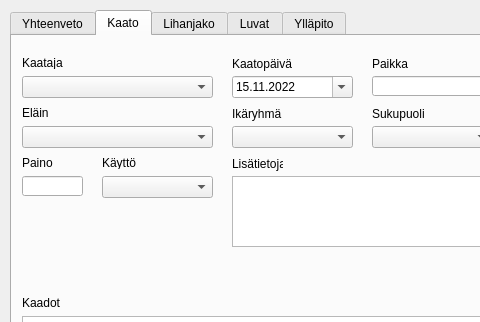
First picture: the form in multiPageMainWindow.ui, repository JoonasPitk/hirviporukka, before the edit; both pictures show x 0 to 480 and y 0 to 322 of the 726 by 600 pixel window.
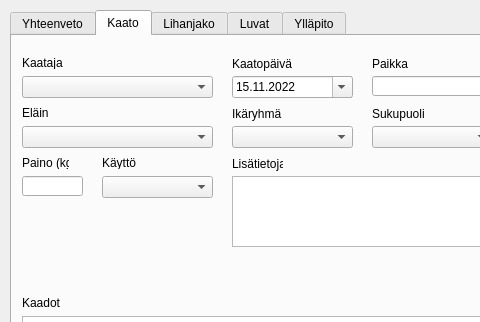
Second picture: the form after the edit. The open tabs and pages were chosen to show the change.

Patch:
```diff
--- a/multiPageMainWindow.ui
+++ b/multiPageMainWindow.ui
@@ -271,7 +271,7 @@
        </rect>
       </property>
       <property name="text">
-       <string>Paino</string>
+       <string>Paino (kg)</string>
       </property>
      </widget>
      <widget class="QLabel" name="usageLabel">
```
